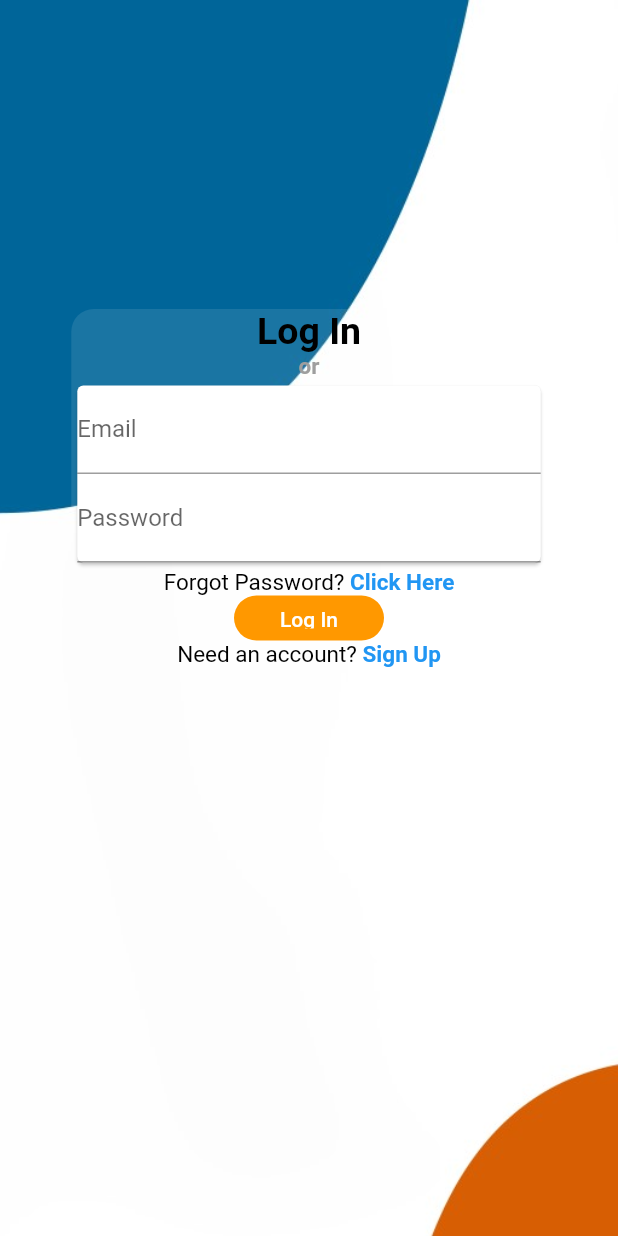
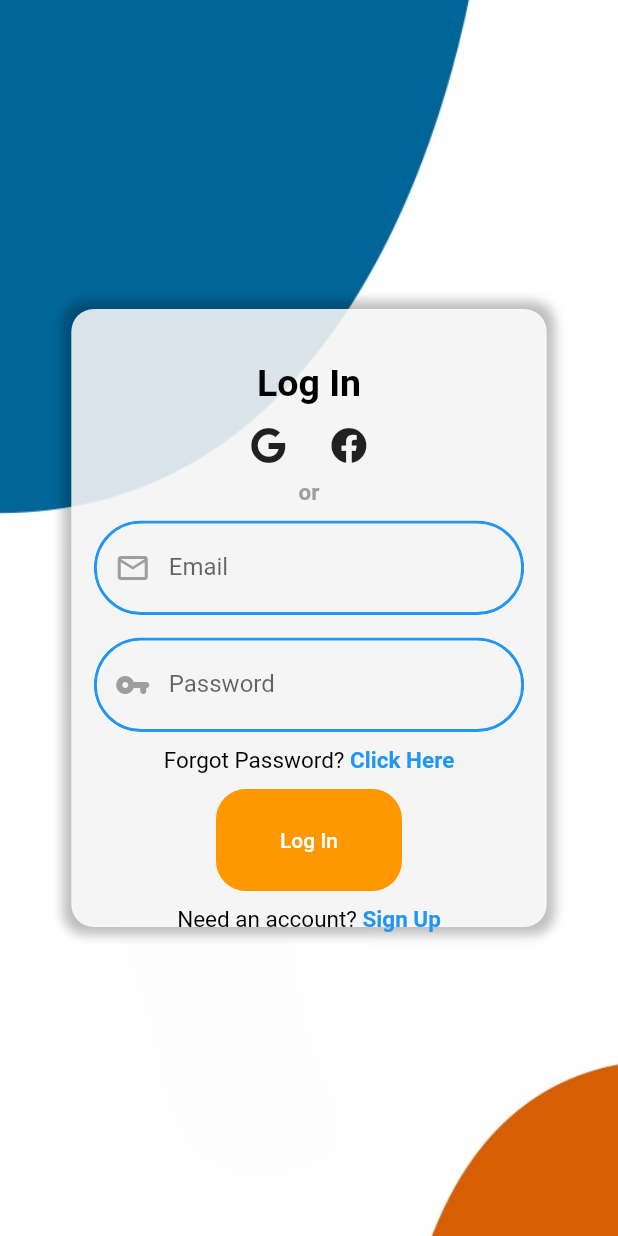
Before and after one commit to gunpreetsiingh/badger, a Flutter app: the screen it shows after launch, on a phone screen of 412 x 824 dp. Run offline on Flutter 3.47's test engine with Material 2 defaults, Android fonts, the phone set to English and light mode, and no system bars; our stand-ins replace firebase_auth, firebase_core, font_awesome_flutter; accounts and stored records are empty.

Commit message:
Redesigned the auth screen

```diff
--- a/lib/screens/authentication.dart
+++ b/lib/screens/authentication.dart
@@ -1,5 +1,6 @@
 import 'package:firebase_auth/firebase_auth.dart';
 import 'package:flutter/material.dart';
+import 'package:font_awesome_flutter/font_awesome_flutter.dart';
 
 class Authentication extends StatefulWidget {
   const Authentication({Key? key}) : super(key: key);
@@ -9,8 +10,6 @@ class Authentication extends StatefulWidget {
 }
 
 class _AuthenticationState extends State<Authentication> {
-  final GlobalKey<FormState> _formKey = GlobalKey<FormState>();
-
   final TextEditingController _emailController = TextEditingController();
   final TextEditingController _passwordController = TextEditingController();
 
@@ -89,21 +88,50 @@ class _AuthenticationState extends State<Authentication> {
               Container(
                 height: size.height / 2,
                 width: size.width / 1.3,
+                padding: EdgeInsets.all(15),
                 decoration: new BoxDecoration(
                   shape: BoxShape.rectangle,
                   borderRadius: BorderRadius.circular(15.0),
-                  color: Colors.white10,
+                  color: Colors.white.withOpacity(0.85),
+                  boxShadow: [
+                    BoxShadow(
+                      color: Colors.black.withOpacity(0.25),
+                      blurRadius: 5,
+                      spreadRadius: 5,
+                      offset: Offset(0, 0),
+                    ),
+                  ],
                 ),
                 child: Column(
                   mainAxisAlignment: MainAxisAlignment.start,
                   crossAxisAlignment: CrossAxisAlignment.center,
                   children: <Widget>[
+                    SizedBox(
+                      height: 20,
+                    ),
                     Text(
                       "Log In",
                       style: TextStyle(
                           color: Colors.black,
                           fontSize: 25.0,
                           fontWeight: FontWeight.bold),
+                    ),
+                    SizedBox(
+                      height: 15,
+                    ),
+                    Row(
+                      mainAxisAlignment: MainAxisAlignment.center,
+                      crossAxisAlignment: CrossAxisAlignment.center,
+                      children: [
+                        FaIcon(FontAwesomeIcons.google),
+                        SizedBox(
+                          width: 30,
+                        ),
+                        FaIcon(FontAwesomeIcons.facebook),
+                      ],
+                    ),
+                    SizedBox(
+                      height: 10,
                     ),
                     Text(
                       "or",
@@ -112,11 +140,20 @@ class _AuthenticationState extends State<Authentication> {
                           fontSize: 15.0,
                           fontWeight: FontWeight.bold),
                     ),
+                    SizedBox(
+                      height: 10,
+                    ),
                     withEmailPassword(),
+                    SizedBox(
+                      height: 10,
+                    ),
                     _buildForgotBtn(),
+                    SizedBox(
+                      height: 10,
+                    ),
                     Container(
-                      width: 100.0,
-                      height: 30.0,
+                      padding:
+                          EdgeInsets.symmetric(horizontal: 30, vertical: 10),
                       decoration: BoxDecoration(
                           borderRadius: BorderRadius.circular(20.0),
                           color: Colors.orange,
@@ -135,7 +172,11 @@ class _AuthenticationState extends State<Authentication> {
                             ),
                             Visibility(
                               visible: isProcessing,
-                              child: CircularProgressIndicator(),
+                              child: Container(
+                                  height: 20,
+                                  width: 20,
+                                  child: CircularProgressIndicator(
+                                      color: Colors.white)),
                             )
                           ],
                         ),
@@ -144,7 +185,10 @@ class _AuthenticationState extends State<Authentication> {
                         },
                       ),
                     ),
-                    _buildSignupBtn()
+                    SizedBox(
+                      height: 10,
+                    ),
+                    _buildSignupBtn(),
                   ],
                 ),
               ),
@@ -154,37 +198,62 @@ class _AuthenticationState extends State<Authentication> {
   }
 
   Widget withEmailPassword() {
-    return Form(
-        key: _formKey,
-        child: Card(
-          child: Column(
+    return Column(
       crossAxisAlignment: CrossAxisAlignment.center,
       mainAxisAlignment: MainAxisAlignment.center,
       children: <Widget>[
-              TextFormField(
+        ClipRRect(
+          borderRadius: BorderRadius.circular(50),
+          child: Container(
+            decoration: BoxDecoration(
+              border: Border.all(
+                color: Colors.blue,
+                width: 2,
+              ),
+              borderRadius: BorderRadius.circular(50),
+            ),
+            child: TextField(
               controller: _emailController,
-                decoration: const InputDecoration(labelText: 'Email'),
-                validator: (value) {
-                  if (value == null || value.isEmpty) {
-                    return 'Please enter some text';
-                  }
-                  return null;
-                },
+              decoration: const InputDecoration(
+                labelText: 'Email',
+                prefixIcon: Icon(
+                  Icons.email_outlined,
+                  color: Colors.grey,
                 ),
-              TextFormField(
+                border: InputBorder.none,
+              ),
+            ),
+          ),
+        ),
+        SizedBox(
+          height: 15,
+        ),
+        ClipRRect(
+          borderRadius: BorderRadius.circular(50),
+          child: Container(
+            decoration: BoxDecoration(
+              border: Border.all(
+                color: Colors.blue,
+                width: 2,
+              ),
+              borderRadius: BorderRadius.circular(50),
+            ),
+            child: TextField(
               controller: _passwordController,
-                decoration: const InputDecoration(labelText: 'Password'),
-                validator: (value) {
-                  if (value == null || value.isEmpty) {
-                    return 'Please enter some text';
-                  }
-                  return null;
-                },
+              decoration: const InputDecoration(
+                labelText: 'Password',
+                prefixIcon: Icon(
+                  Icons.vpn_key_rounded,
+                  color: Colors.grey,
+                ),
+                border: InputBorder.none,
+              ),
               obscureText: true,
             ),
+          ),
+        ),
       ],
-          ),
-        ));
+    );
   }
 
   Widget _buildForgotBtn() {
--- a/pubspec.yaml
+++ b/pubspec.yaml
@@ -26,6 +26,7 @@ dependencies:
   firebase_core: ^1.6.0
   firebase_auth: ^3.1.0
   cloud_firestore: ^2.5.1
+  font_awesome_flutter: ^9.1.0
 
 
   # The following adds the Cupertino Icons font to your application.
```
Also changed, not shown: pubspec.lock, 1 other file. Lines whose indentation alone changed are shown as unchanged.
